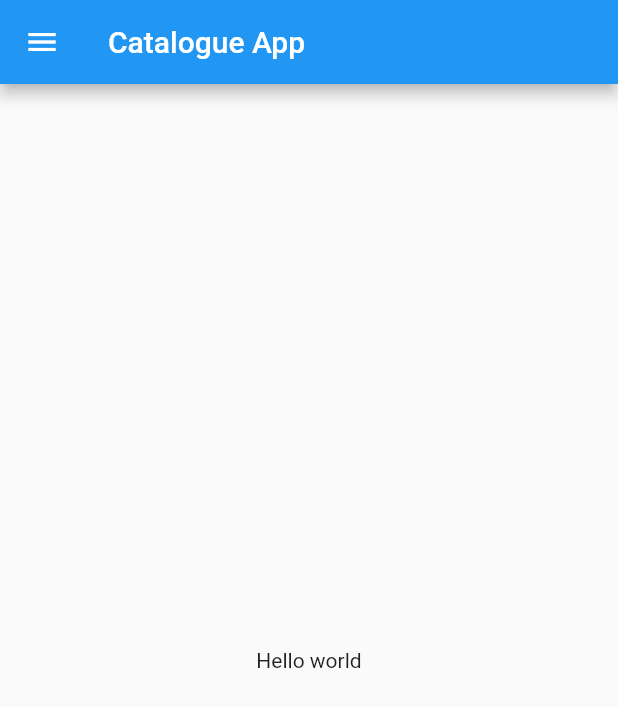
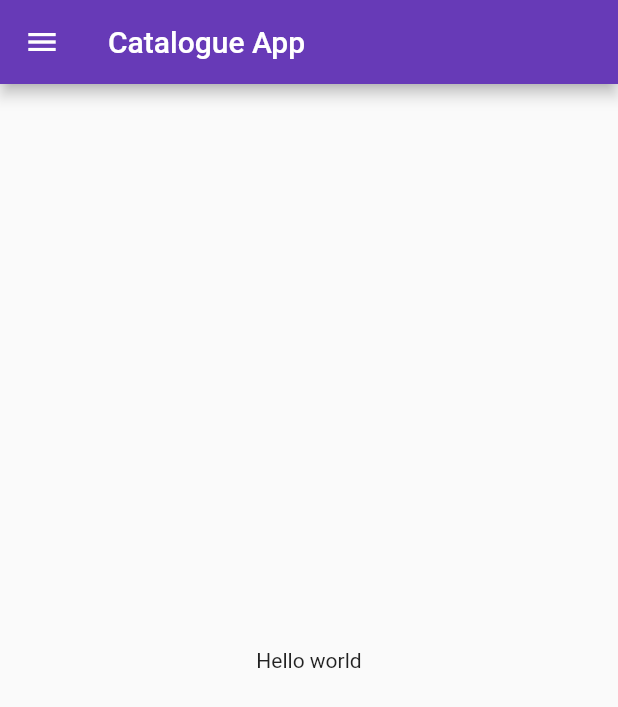
Before and after one commit to sushmitsatish/30DaysOfFlutter, a Flutter app: the screen it shows after launch, on a phone screen of 412 x 824 dp. Shown: the top 707 px of the screen. Run offline on Flutter 3.47's test engine with Material 2 defaults, Android fonts, the phone set to English and light mode, and no system bars.

Commit message:
Day 3 completed

```diff
--- a/lib/main.dart
+++ b/lib/main.dart
@@ -1,5 +1,6 @@
 import 'package:flutter/material.dart';
-import 'package:flutter_catalogue/home_page.dart';
+import 'package:flutter_catalogue/screens/home_page.dart';
+import 'package:flutter_catalogue/screens/login_page.dart';
 
 void main() {
   runApp(MyApp());
@@ -9,7 +10,17 @@ class MyApp extends StatelessWidget {
   @override
   Widget build(BuildContext context) {
     return MaterialApp(
-      home: HomePage(),
+      themeMode: ThemeMode.light,
+      theme: ThemeData(primarySwatch: Colors.deepPurple),
+      darkTheme: ThemeData(
+        brightness: Brightness.dark,
+      ),
+      initialRoute: "/home",
+      routes: {
+        "/": (context) => LoginPage(),
+        "/home": (context) => HomePage(),
+        "/login": (context) => LoginPage(),
+      },
     );
   }
 }
```
Also changed, not shown: lib/screens/login_page.dart (added, +19 -0 lines), lib/screens/home_page.dart (renamed from lib/home_page.dart).
